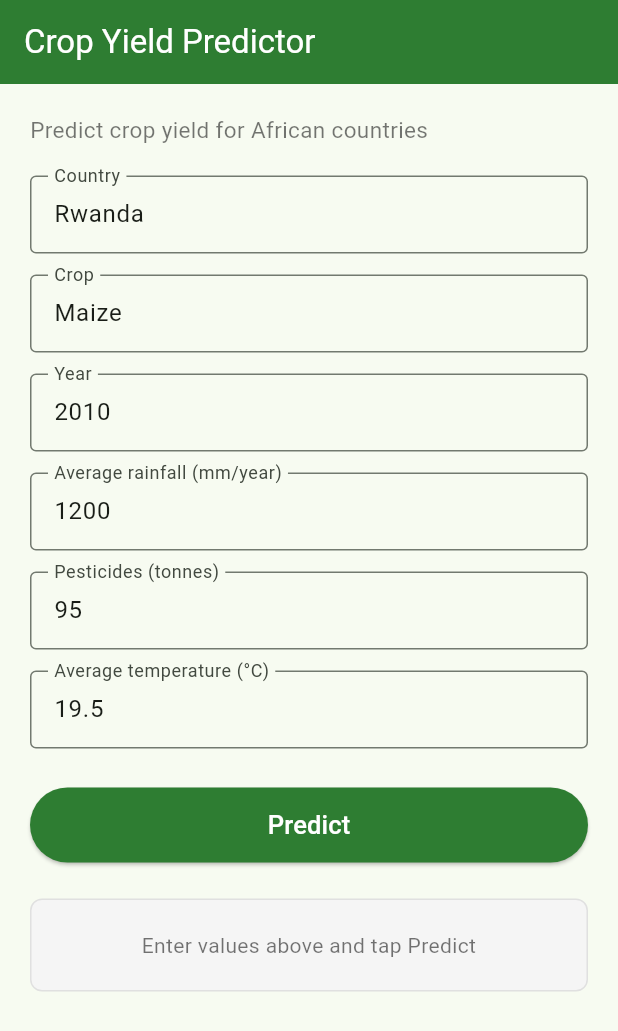
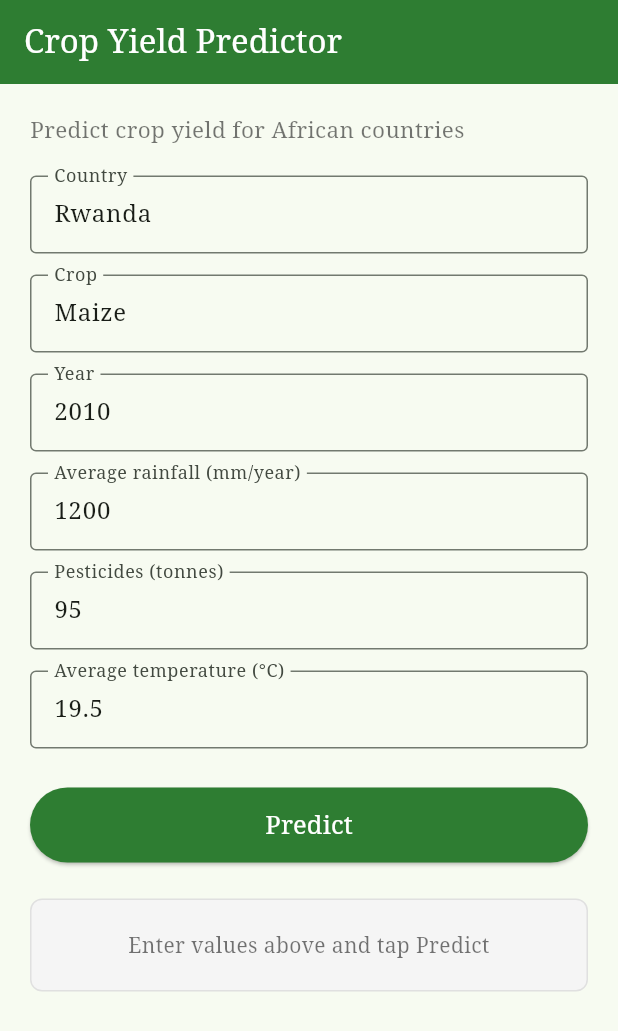
Before and after one commit to kauriane1/Linear_regression_model, a Flutter app: the screen it shows after launch, on a phone screen of 412 x 824 dp. Shown: the top 1031 px of the screen. Run offline on Flutter 3.47's test engine with Material 3 defaults, Android fonts, the phone set to English and light mode, and no system bars.

```diff
--- a/summative/FlutterApp/lib/main.dart
+++ b/summative/FlutterApp/lib/main.dart
@@ -16,6 +16,7 @@ class CropYieldApp extends StatelessWidget {
       theme: ThemeData(
         colorScheme: ColorScheme.fromSeed(seedColor: const Color(0xFF2E7D32)),
         useMaterial3: true,
+        fontFamily: 'serif',
       ),
       home: const PredictionPage(),
     );
```
